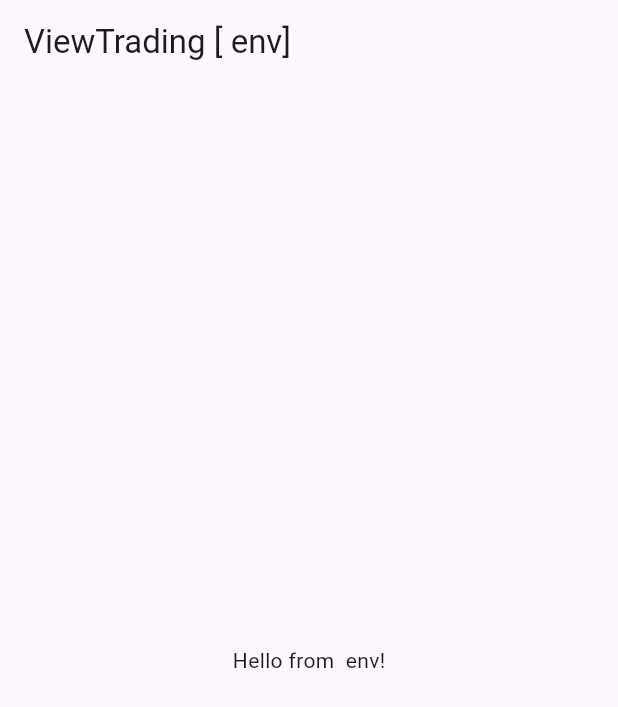
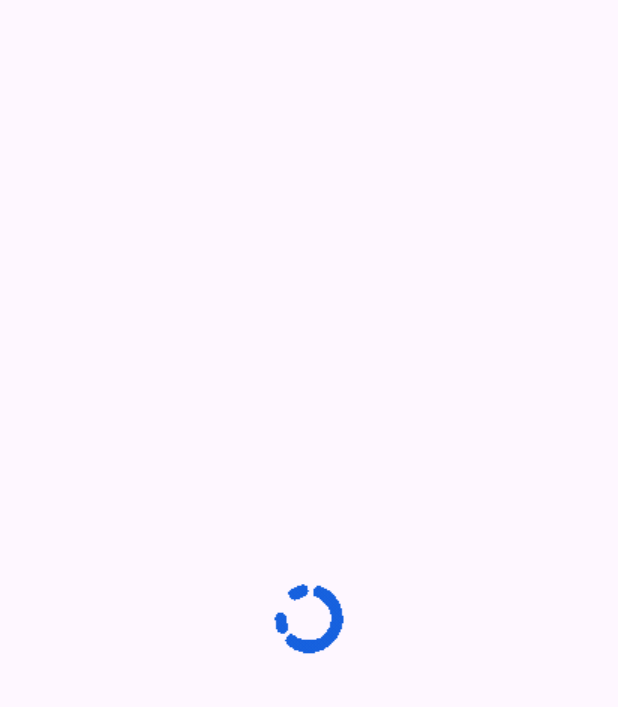
Before and after one commit to Soumya78/zerodha_frontend, a Flutter app: the screen it shows after launch, on a phone screen of 412 x 824 dp. Shown: the top 707 px of the screen. Run offline on Flutter 3.47's test engine with Material 3 defaults, Android fonts, the phone set to English and light mode, and no system bars; our stand-ins replace go_router.

Commit message:
add the route files and main files and add the splash screen

```diff
--- /dev/null
+++ b/lib/data/config/routing/app_router.dart
@@ -0,0 +1,14 @@
+import 'package:go_router/go_router.dart';
+import 'package:viewtrading/data/config/routing/route_names.dart';
+import 'package:viewtrading/data/config/routing/route_path.dart';
+import 'package:viewtrading/presentation/pages/splashscreen.dart';
+
+final GoRouter router = GoRouter(
+  initialLocation: RouteNames.splashScreen,
+  routes: [
+    GoRoute(
+      path: RoutePath.splashScreen,
+      builder: (context, state) => const Splashscreen(),
+    ),
+  ],
+);
--- /dev/null
+++ b/lib/data/config/routing/route_names.dart
@@ -0,0 +1,4 @@
+class RouteNames {
+  static const String splashScreen = '/splash-screen';
+
+}
--- /dev/null
+++ b/lib/data/config/routing/route_path.dart
@@ -0,0 +1,3 @@
+class RoutePath {
+  static const String splashScreen = '/splash-screen';
+}
--- a/lib/main.dart
+++ b/lib/main.dart
@@ -1,4 +1,5 @@
 import 'package:flutter/material.dart';
+import 'package:viewtrading/data/config/routing/app_router.dart';
 
 Future<void> mainCommon(String env) async {
   WidgetsFlutterBinding.ensureInitialized();
@@ -12,12 +13,8 @@ class MyApp extends StatelessWidget {
 
   @override
   Widget build(BuildContext context) {
-    return MaterialApp(
-      title: 'ViewTrading ( env)',
-      home: Scaffold(
-        appBar: AppBar(title: Text('ViewTrading [ env]')),
-        body: Center(child: Text('Hello from  env!')),
-      ),
+    return MaterialApp.router(
+      routerConfig: router,
     );
   }
 }
--- /dev/null
+++ b/lib/presentation/pages/splashscreen.dart
@@ -0,0 +1,15 @@
+import 'package:flutter/material.dart';
+import 'package:viewtrading/core/utils/asset_constants.dart';
+
+class Splashscreen extends StatelessWidget {
+  const Splashscreen({super.key});
+
+  @override
+  Widget build(BuildContext context) {
+    return Scaffold(
+      body: Center(
+        child: Image.asset(AssetConstants.ic_loading_animation),
+      ),
+    );
+  }
+}
--- a/pubspec.yaml
+++ b/pubspec.yaml
@@ -36,6 +36,7 @@ dependencies:
   cupertino_icons: ^1.0.8
   flutter_bloc: ^9.1.1
   bloc_test: ^10.0.0
+  go_router: ^16.0.0
 
 dev_dependencies:
   flutter_test:
```
Also changed, not shown: lib/data/config/routing/route_definations.dart (added, +70 -0 lines).
